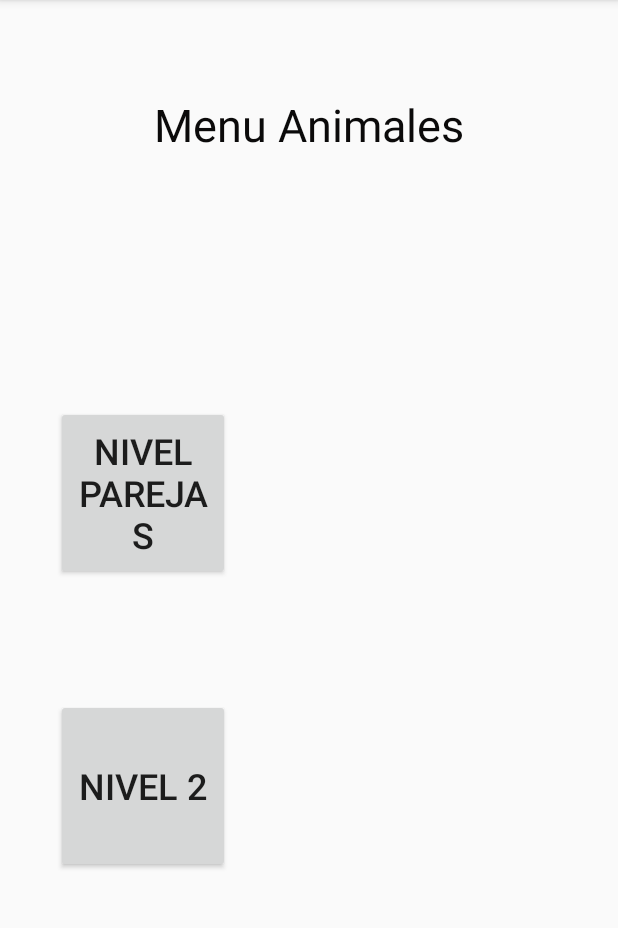
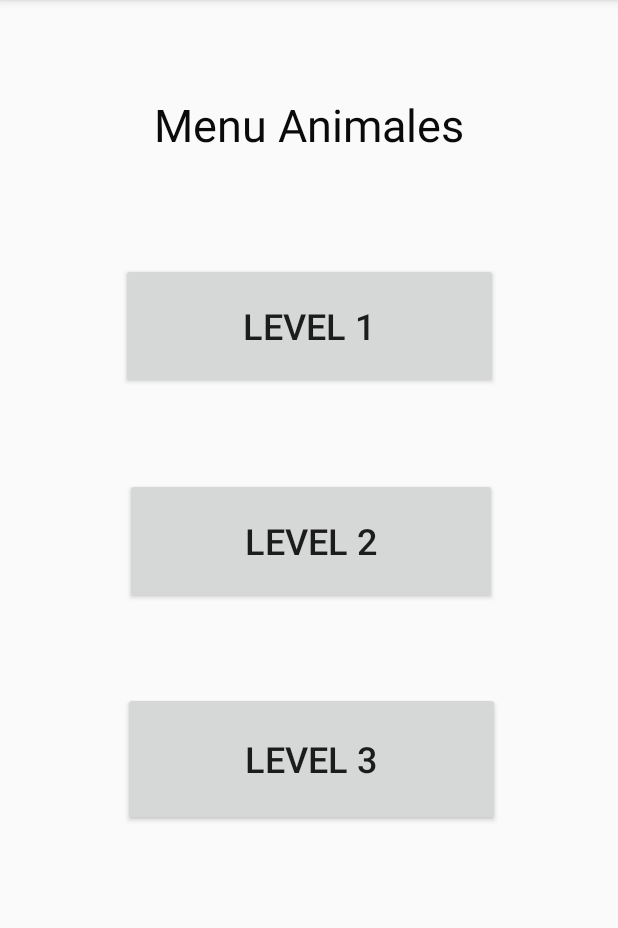
Before and after one commit to Coris12/MyProyectoFinal, an Android app: the Menu_Animales screen opened directly, with no data from a screen before it, on a phone screen of 412 x 824 dp, the part 84-1012 px from its top. Run offline under Robolectric (Android 15) with nearby library versions, the phone set to English and light mode, and no system bars.

Commit message:
agrege botones de los niveles

```diff
--- a/app/src/main/res/layout/activity_menu__animales.xml
+++ b/app/src/main/res/layout/activity_menu__animales.xml
@@ -23,26 +23,39 @@
 
     <Button
         android:id="@+id/btnParejaA"
-        android:layout_width="116dp"
-        android:layout_height="116dp"
-        android:text="nivel parejas"
-        android:textSize="24sp"
-        app:layout_constraintBottom_toBottomOf="parent"
-        app:layout_constraintEnd_toEndOf="parent"
-        app:layout_constraintHorizontal_bias="0.127"
-        app:layout_constraintStart_toStartOf="parent"
-        app:layout_constraintTop_toTopOf="parent"
-        app:layout_constraintVertical_bias="0.415" />
-    <Button
-        android:id="@+id/btnnivel2"
-        android:layout_width="116dp"
-        android:layout_height="116dp"
-        android:text="nivel 2"
+        android:layout_width="251dp"
+        android:layout_height="84dp"
+        android:text="Level 1"
         android:textSize="24sp"
         app:layout_constraintBottom_toBottomOf="parent"
         app:layout_constraintEnd_toEndOf="parent"
         app:layout_constraintStart_toStartOf="parent"
         app:layout_constraintTop_toTopOf="parent"
-        app:layout_constraintVertical_bias="0.715"
-        app:layout_constraintHorizontal_bias="0.127"/>
+        app:layout_constraintVertical_bias="0.256" />
+
+    <Button
+        android:id="@+id/btnnivel2"
+        android:layout_width="248dp"
+        android:layout_height="84dp"
+        android:text="Level 2"
+        android:textSize="24sp"
+        app:layout_constraintBottom_toBottomOf="parent"
+        app:layout_constraintEnd_toEndOf="parent"
+        app:layout_constraintHorizontal_bias="0.509"
+        app:layout_constraintStart_toStartOf="parent"
+        app:layout_constraintTop_toTopOf="parent"
+        app:layout_constraintVertical_bias="0.466" />
+
+    <Button
+        android:id="@+id/btnlevel3"
+        android:layout_width="251dp"
+        android:layout_height="89dp"
+        android:text="Level 3"
+        android:textSize="24sp"
+        app:layout_constraintBottom_toBottomOf="parent"
+        app:layout_constraintEnd_toEndOf="parent"
+        app:layout_constraintHorizontal_bias="0.509"
+        app:layout_constraintStart_toStartOf="parent"
+        app:layout_constraintTop_toTopOf="parent"
+        app:layout_constraintVertical_bias="0.68" />
 </androidx.constraintlayout.widget.ConstraintLayout>
```
